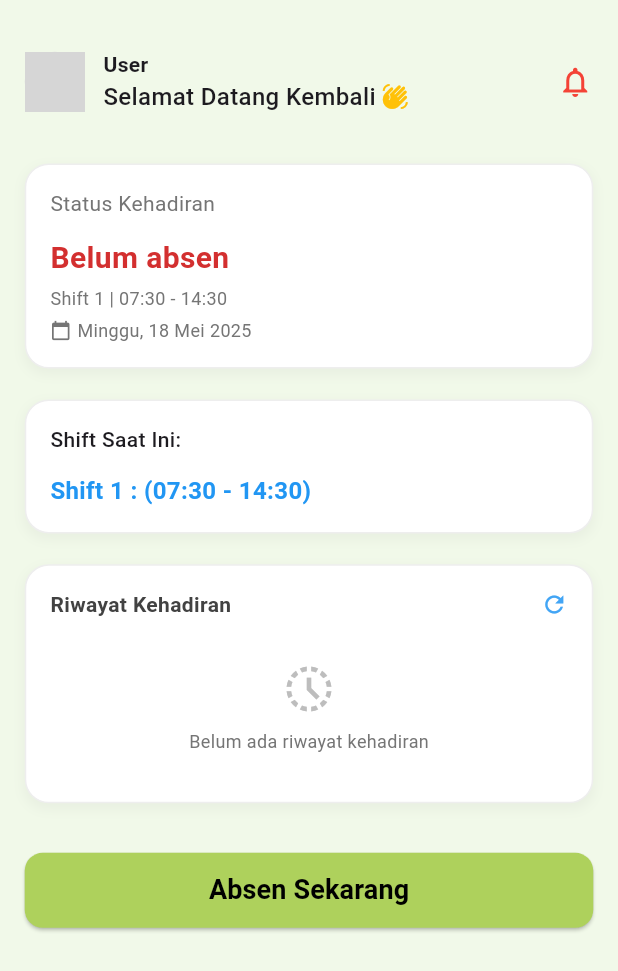
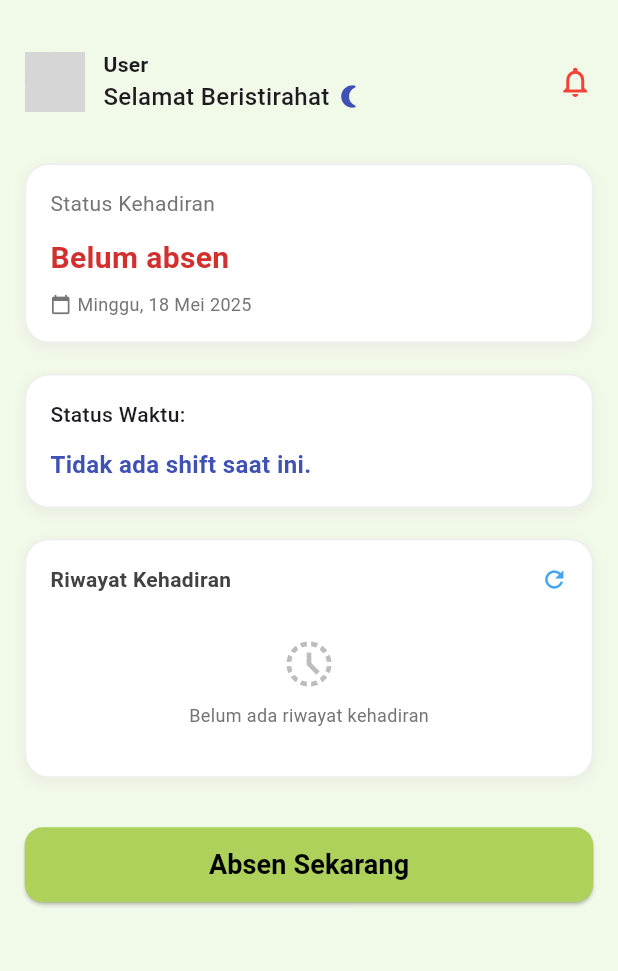
Before and after one commit to llimmm/Simoto-Employee, a Flutter app: the AttendancePage screen opened directly, on a phone screen of 412 x 824 dp. Shown: the top 971 px of the screen. Run offline on Flutter 3.47's test engine with Material 3 defaults, Android fonts, the phone set to English and light mode, and no system bars; our stand-ins replace flutter_svg, get, permission_handler, shared_preferences; missing offline and left inert: mobile_scanner; accounts and stored records are empty; network calls fail; project files that could hold a hidden picture were left out; grey boxes are pictures that could not be loaded.

Commit message:
fix [NA] shift status card bug fixed

```diff
--- a/lib/attendance_page/AttendancePage.dart
+++ b/lib/attendance_page/AttendancePage.dart
@@ -112,11 +112,13 @@ class AttendancePage extends StatelessWidget {
                     Obx(() {
                       final isOutsideShiftHours = controller
                           .attendanceController.isOutsideShiftHours.value;
+                      final shiftStatus =
+                          controller.attendanceController.shiftStatus.value;
                       return Row(
                         children: [
                           Flexible(
                             child: Text(
-                              isOutsideShiftHours
+                              isOutsideShiftHours || !shiftStatus.isActive
                                   ? 'Selamat Beristirahat'
                                   : 'Selamat Datang Kembali',
                               style: const TextStyle(
@@ -126,12 +128,13 @@ class AttendancePage extends StatelessWidget {
                           ),
                           const SizedBox(width: 4),
                           Icon(
-                              isOutsideShiftHours
+                              isOutsideShiftHours || !shiftStatus.isActive
                                   ? Icons.nightlight_round
                                   : Icons.waving_hand,
-                              color: isOutsideShiftHours
-                                  ? Colors.indigo
-                                  : Colors.amber,
+                              color:
+                                  isOutsideShiftHours || !shiftStatus.isActive
+                                      ? Colors.indigo
+                                      : Colors.amber,
                               size: 18)
                         ],
                       );
@@ -229,38 +232,6 @@ class AttendancePage extends StatelessWidget {
                     }),
                     SizedBox(height: screenHeight * 0.005),
 
-                    // Shift info
-                    Obx(() {
-                      final shiftTime = controller
-                          .getShiftTime(controller.selectedShift.value);
-                      final bool isNightMessage = shiftTime == 'Selamat Tidur!';
-
-                      return isNightMessage
-                          ? Text(
-                              shiftTime,
-                              style: TextStyle(
-                                  fontSize: 12,
-                                  color: Colors.indigo[400],
-                                  fontWeight: FontWeight.w500),
-                            )
-                          : Row(
-                              children: [
-                                Text(
-                                  'Shift ${controller.selectedShift.value} | ',
-                                  style: TextStyle(
-                                      fontSize: 12, color: Colors.grey[600]),
-                                ),
-                                Expanded(
-                                  child: Text(
-                                    shiftTime,
-                                    style: TextStyle(
-                                        fontSize: 12, color: Colors.grey[600]),
-                                    overflow: TextOverflow.ellipsis,
-                                  ),
-                                ),
-                              ],
-                            );
-                    }),
                     SizedBox(height: screenHeight * 0.005),
 
                     // Date
@@ -356,22 +327,25 @@ class AttendancePage extends StatelessWidget {
           Obx(() {
             final isOutsideShiftHours =
                 controller.attendanceController.isOutsideShiftHours.value;
+            final shiftStatus =
+                controller.attendanceController.shiftStatus.value;
             return Text(
-              isOutsideShiftHours ? 'Status Waktu:' : 'Shift Saat Ini:',
+              isOutsideShiftHours || !shiftStatus.isActive
+                  ? 'Status Waktu:'
+                  : 'Shift Saat Ini:',
               style: const TextStyle(fontSize: 14, fontWeight: FontWeight.w500),
             );
           }),
           SizedBox(height: screenHeight * 0.015),
           Obx(() {
-            final shiftTime =
-                controller.getShiftTime(controller.selectedShift.value);
-            final bool isNightMessage = shiftTime == 'Selamat Tidur!';
             final isOutsideShiftHours =
                 controller.attendanceController.isOutsideShiftHours.value;
+            final shiftStatus =
+                controller.attendanceController.shiftStatus.value;
 
-            if (isNightMessage || isOutsideShiftHours) {
+            if (isOutsideShiftHours || !shiftStatus.isActive) {
               return Text(
-                'Selamat Tidur!',
+                'Tidak ada shift saat ini.',
                 style: TextStyle(
                     fontSize: 16,
                     fontWeight: FontWeight.w600,
@@ -380,8 +354,10 @@ class AttendancePage extends StatelessWidget {
                 maxLines: 2,
               );
             } else {
+              final shiftTime =
+                  controller.getShiftTime(controller.selectedShift.value);
               return Text(
-                'Shift ${controller.selectedShift.value} : (${controller.getShiftTime(controller.selectedShift.value)})',
+                'Shift ${controller.selectedShift.value} : ($shiftTime)',
                 style: const TextStyle(
                     fontSize: 16,
                     fontWeight: FontWeight.w600,
@@ -643,8 +619,11 @@ class AttendancePage extends StatelessWidget {
         );
       }
 
-      // Outside shift hours
-      if (isOutsideShiftHours && !isCheckedIn) {
+      // Outside shift hours or no active shift
+      if ((isOutsideShiftHours ||
+              controller.attendanceController.shiftStatus.value.message ==
+                  "Shift tidak ada, silahkan istirahat") &&
+          !isCheckedIn) {
         return _buildButton(
           color: Colors.grey[400]!,
           onPressed: null,
--- a/lib/attendance_page/SharedAttendanceController.dart
+++ b/lib/attendance_page/SharedAttendanceController.dart
@@ -74,9 +74,6 @@ class SharedAttendanceController extends GetxController {
     try {
       _isDeterminingShift = true;
 
-      final now = DateTime.now();
-      final currentTime = now.hour * 60 + now.minute; // Convert to minutes
-
       // Cek apakah ada data shift dari API
       if (!shiftList.isEmpty) {
         // Jika ada data shift dari API, gunakan determineShiftFromServer() sebagai gantinya
@@ -89,40 +86,14 @@ class SharedAttendanceController extends GetxController {
         return;
       }
 
-      print(
-          '🕒 Menentukan shift berdasarkan waktu lokal: ${now.hour}:${now.minute}:${now.second}');
+      print('⚠️ Tidak ada data shift dari API, menunggu data shift...');
+      // Set nilai default sementara
+      selectedShift.value = '1';
+      isOutsideShiftHours.value = true;
 
-      // Gunakan nilai default jika tidak ada data dari API
-      // Shift 1: 07:30-14:30 (450-870 minutes)
-      // Shift 2: 14:30-03:30 (870-210 minutes, melewati tengah malam)
-
-      // Shift 1: 07:30-14:30
-      final shift1Start = 450; // 07:30 dalam menit
-      final shift1End = 870; // 14:30 dalam menit
-
-      // Shift 2: 14:30-03:30 (melewati tengah malam)
-      final shift2Start = 870; // 14:30 dalam menit
-      final shift2End = 210; // 03:30 dalam menit
-
-      // Cek apakah waktu saat ini berada dalam Shift 1
-      if (currentTime >= shift1Start && currentTime < shift1End) {
-        selectedShift.value = '1';
-        isOutsideShiftHours.value = false;
-        print('🔄 Shift lokal diatur ke: Shift 1 (07:30-14:30)');
-      }
-      // Cek apakah waktu saat ini berada dalam Shift 2 (yang melewati tengah malam)
-      else if (currentTime >= shift2Start || currentTime < shift2End) {
-        selectedShift.value = '2';
-        isOutsideShiftHours.value = false;
-        print('🔄 Shift lokal diatur ke: Shift 2 (14:30-03:30)');
-      }
-      // Jika di luar jam shift (setelah 03:30 dan sebelum 07:30)
-      else {
-        isOutsideShiftHours.value = true;
-        // Gunakan Shift 1 sebagai referensi jika di luar jam kerja
-        selectedShift.value = '1';
-        print(
-            '🔄 Di luar jam kerja (${now.hour}:${now.minute}), menggunakan Shift 1 sebagai referensi');
+      // Coba muat ulang data shift
+      if (!_isShiftTimerRunning) {
+        loadShiftList();
       }
     } finally {
       _isDeterminingShift = false;
```
